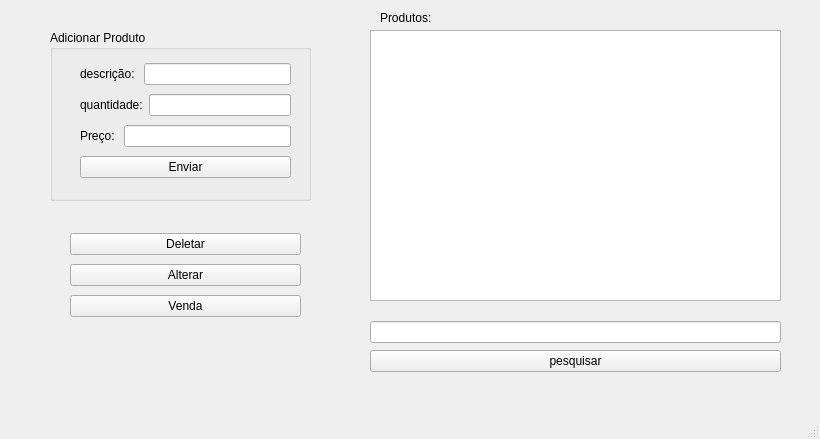
GabR36/QEstoqueLoja, file mainwindow.ui: the form before one commit.
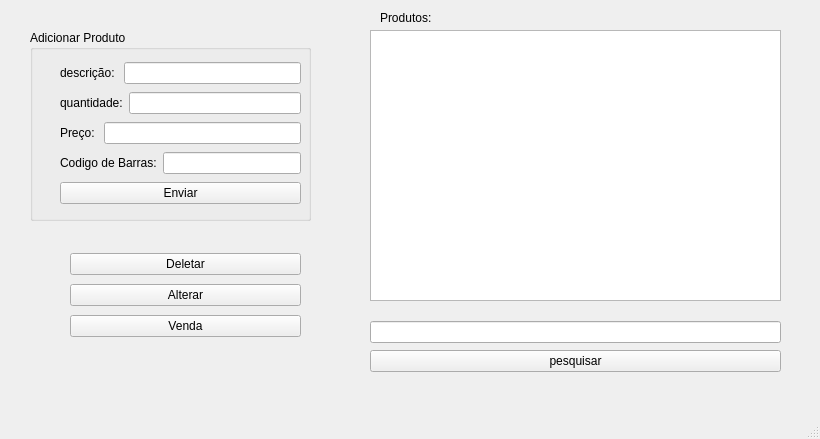
The form after the commit.

Commit message: campo codigo barras adicionar e alterar, funcionando

```diff
--- a/mainwindow.ui
+++ b/mainwindow.ui
@@ -68,7 +68,7 @@
     <property name="geometry">
      <rect>
       <x>70</x>
-      <y>230</y>
+      <y>250</y>
       <width>231</width>
       <height>91</height>
      </rect>
@@ -100,10 +100,10 @@
    <widget class="QGroupBox" name="groupBox">
     <property name="geometry">
      <rect>
-      <x>50</x>
+      <x>30</x>
       <y>30</y>
-      <width>261</width>
-      <height>171</height>
+      <width>281</width>
+      <height>191</height>
      </rect>
     </property>
     <property name="title">
@@ -114,8 +114,8 @@
       <rect>
        <x>30</x>
        <y>30</y>
-       <width>211</width>
-       <height>121</height>
+       <width>241</width>
+       <height>150</height>
       </rect>
      </property>
      <layout class="QVBoxLayout" name="verticalLayout">
@@ -161,6 +161,20 @@
         </item>
        </layout>
       </item>
+      <item>
+       <layout class="QHBoxLayout" name="horizontalLayout_4">
+        <item>
+         <widget class="QLabel" name="label_3">
+          <property name="text">
+           <string>Codigo de Barras:</string>
+          </property>
+         </widget>
+        </item>
+        <item>
+         <widget class="QLineEdit" name="Ledit_Barras"/>
+        </item>
+       </layout>
+      </item>
       <item>
        <widget class="QPushButton" name="Btn_Enviar">
         <property name="text">
```
Left out of the diff: 1 changed line with no effect on the pictures. The commit also changes 4 other files.
